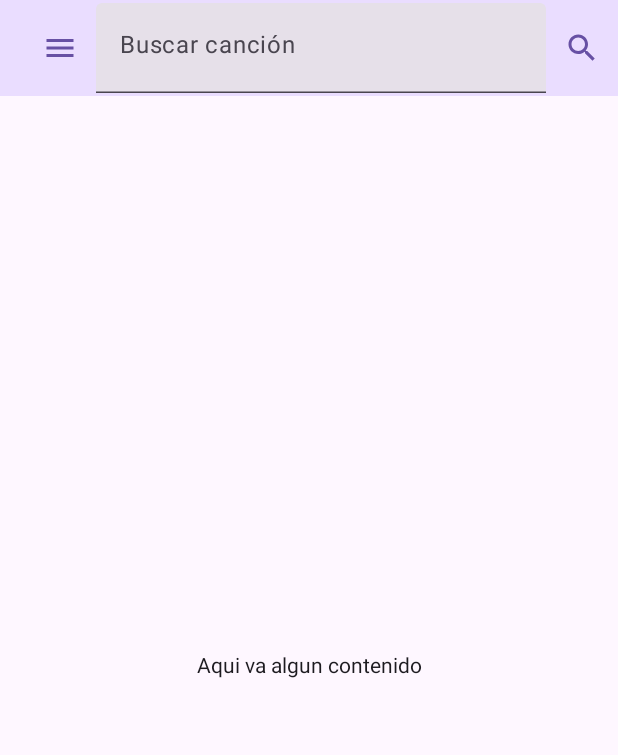
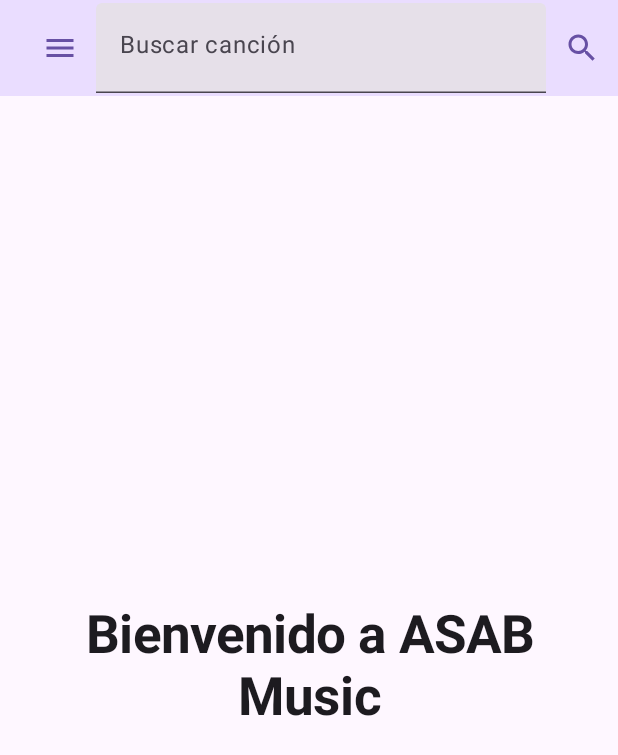
Before and after one commit to ZeB-ZuA/ASAB-Music-Repository, an Android app built with Jetpack Compose: the screen it shows after launch (MainActivity), after a tap on "Buscar", on a phone screen of 412 x 824 dp. Shown: the top 755 px of the screen. Run offline under Robolectric (Android 15) with nearby library versions, the phone set to English and light mode, and no system bars.

```diff
--- a/app/src/main/java/com/udistrital/asab_music_repository/MainActivity.kt
+++ b/app/src/main/java/com/udistrital/asab_music_repository/MainActivity.kt
@@ -1,6 +1,7 @@
 package com.udistrital.asab_music_repository
 
 import android.content.Intent
+import android.graphics.Paint.Align
 import android.os.Bundle
 import android.widget.Toast
 import androidx.activity.ComponentActivity
@@ -38,10 +39,12 @@ import androidx.compose.runtime.setValue
 import androidx.compose.ui.Alignment
 import androidx.compose.ui.Modifier
 import androidx.compose.ui.platform.LocalContext
+import androidx.compose.ui.text.font.FontWeight
 import androidx.compose.ui.text.input.ImeAction
 import androidx.compose.ui.text.style.TextAlign
 import androidx.compose.ui.tooling.preview.Preview
 import androidx.compose.ui.unit.dp
+import androidx.compose.ui.unit.sp
 import androidx.core.content.ContextCompat
 import com.udistrital.asab_music_repository.controller.GuardarLetraActivity
 import com.udistrital.asab_music_repository.entity.Cancion
@@ -52,7 +55,7 @@ class MainActivity : ComponentActivity() {
     override fun onCreate(savedInstanceState: Bundle?) {
         super.onCreate(savedInstanceState)
         setContent {
-            mainMenu("Asab Music Repository") { padding -> ScrollContent(padding) }
+            mainMenu("ASAB Music") { padding -> ScrollContent(padding) }
         }
     }
 }
@@ -169,7 +172,7 @@ fun mainMenu(title: String, content: @Composable (PaddingValues) -> Unit) {
 @Preview
 @Composable
 fun mainMenuView() {
-    mainMenu("Asab Music Repository", { padding -> ScrollContent(padding) })
+    mainMenu("ASAB Music", { padding -> ScrollContent(padding) })
 }
 
 @Composable
@@ -181,6 +184,11 @@ fun ScrollContent(padding: PaddingValues) {
         horizontalAlignment = Alignment.CenterHorizontally,
         verticalArrangement = Arrangement.Center
     ) {
-        Text(text = "Aqui va algun contenido")
+        Text(text = "Bienvenido a ASAB Music",
+            modifier = Modifier.padding(24.dp),
+            fontWeight = FontWeight.Bold,
+            fontSize = 35.sp,
+            textAlign = TextAlign.Center)
+
     }
 }
--- a/app/src/main/java/com/udistrital/asab_music_repository/PracticarMaracaActivity.kt
+++ b/app/src/main/java/com/udistrital/asab_music_repository/PracticarMaracaActivity.kt
@@ -54,8 +54,7 @@ class PracticarMaracaActivity : AppCompatActivity() {
                 fontSize = 30.sp
             )
             Text("Instrucciones:", fontWeight = FontWeight.Bold,)
-            Text("Mueve tu dispositivo con movimientos rápidos y firmes para obtener un sonido más fuerte.\n" +
-                    "Experimenta con diferentes movimientos para encontrar la forma más cómoda de usar la maraca virtual.\n" +
+            Text("Mueve tu dispositivo con movimientos rápidos y firmes para obtener un sonido más fuerte.\n"  +
                     "Ajusta la sensibilidad del movimiento a tu gusto.\n" +
                     "Disfruta de la experiencia de tocar una maraca virtual con diferentes intensidades de sonido.")
             Button(
--- a/app/src/main/java/com/udistrital/asab_music_repository/PracticarTamborActivity.kt
+++ b/app/src/main/java/com/udistrital/asab_music_repository/PracticarTamborActivity.kt
@@ -4,6 +4,7 @@ import android.content.Intent
 import android.os.Bundle
 import androidx.activity.compose.setContent
 import androidx.appcompat.app.AppCompatActivity
+import androidx.compose.foundation.Image
 import androidx.compose.foundation.layout.Arrangement
 import androidx.compose.foundation.layout.Column
 import androidx.compose.foundation.layout.PaddingValues
@@ -14,6 +15,7 @@ import androidx.compose.material3.Text
 import androidx.compose.runtime.Composable
 import androidx.compose.ui.Alignment
 import androidx.compose.ui.Modifier
+import androidx.compose.ui.res.painterResource
 import androidx.compose.ui.text.font.FontWeight
 import androidx.compose.ui.unit.dp
 import androidx.compose.ui.unit.sp
@@ -34,6 +36,7 @@ class PracticarTamborActivity : AppCompatActivity() {
 
     @Composable
     fun practicarTamborScreen(padding: PaddingValues) {
+        val imgTambor = painterResource(R.drawable.tambor)
         Column(
             modifier = Modifier
                 .fillMaxSize()
@@ -46,6 +49,7 @@ class PracticarTamborActivity : AppCompatActivity() {
                 fontWeight = FontWeight.Bold,
                 fontSize = 30.sp
             )
+            Image(painter = imgTambor, contentDescription = "")
             Text("Instrucciones:", fontWeight = FontWeight.Bold,)
             Text("Toca el “Tambor” en la pantalla del dispositivo se debe activar el sonido")
             Button(
```
Also changed, not shown: app/src/main/java/com/udistrital/asab_music_repository/MaracaActivity.kt (+60 -37 lines), app/src/main/java/com/udistrital/asab_music_repository/TamborActivity.kt (+18 -14 lines), app/src/main/java/com/udistrital/asab_music_repository/controller/GuardarLetraActivity.kt (+6 -3 lines), app/src/main/res/drawable/tambortocar.jpg (added), 1 other file.
